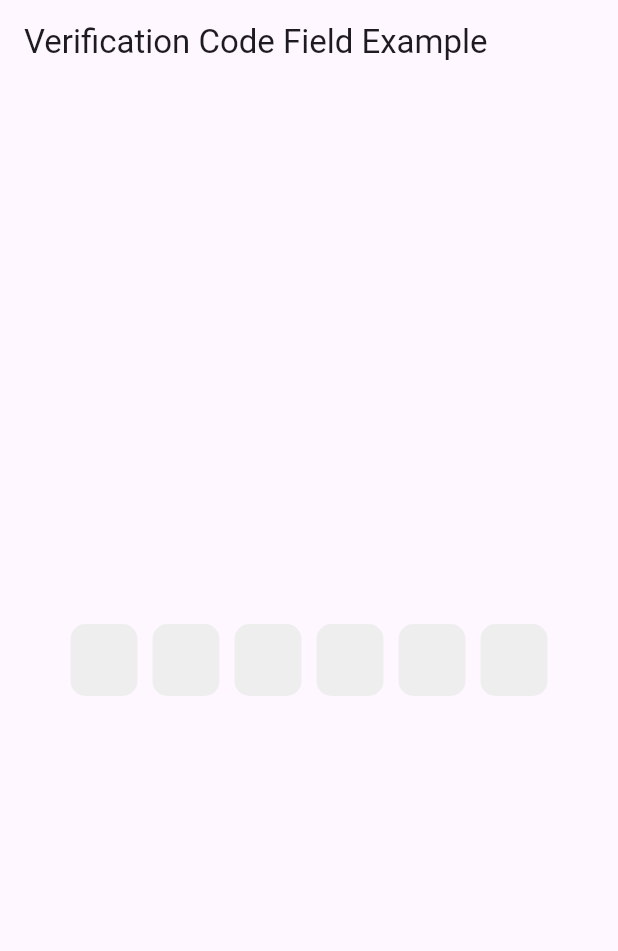
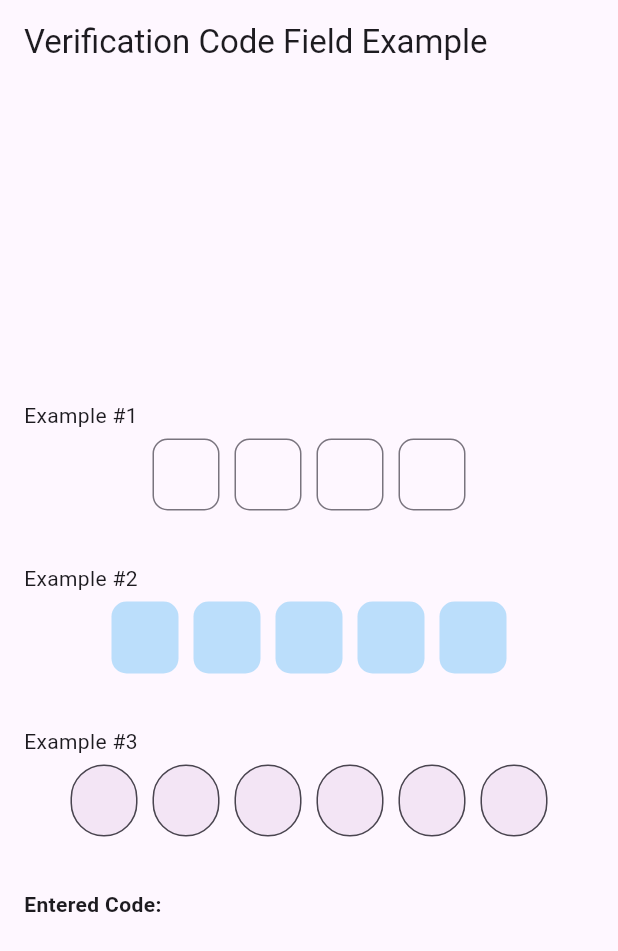
Before and after one commit to enescerrahoglu/verification_code_field, a Flutter app: the screen it shows after launch, on a phone screen of 412 x 824 dp. Shown: the top 951 px of the screen. Run offline on Flutter 3.47's test engine with Material 3 defaults, Android fonts, the phone set to English and light mode, and no system bars; our stand-ins replace google_fonts.

Commit message:
package developed

```diff
--- a/example/lib/main.dart
+++ b/example/lib/main.dart
@@ -15,15 +15,19 @@ class MyApp extends StatelessWidget {
       theme: ThemeData(
         primarySwatch: Colors.blue,
       ),
-      home: const VerificationCodeFieldExample(),
+      debugShowCheckedModeBanner: false,
+      home: VerificationCodeFieldExample(),
     );
   }
 }
 
 class VerificationCodeFieldExample extends StatelessWidget {
-  const VerificationCodeFieldExample({super.key});
+  VerificationCodeFieldExample({super.key});
+
+  final ValueNotifier<String> _enteredCode = ValueNotifier<String>('');
 
   void _handleSubmit(String code) {
+    _enteredCode.value = code;
     debugPrint('Entered Code: $code');
   }
 
@@ -33,19 +37,72 @@ class VerificationCodeFieldExample extends StatelessWidget {
       appBar: AppBar(
         title: const Text('Verification Code Field Example'),
       ),
-      body: Center(
-        child: Padding(
+      body: Padding(
         padding: const EdgeInsets.all(16.0),
+        child: Column(
+          mainAxisAlignment: MainAxisAlignment.center,
+          crossAxisAlignment: CrossAxisAlignment.stretch,
+          children: [
+            Column(
+              crossAxisAlignment: CrossAxisAlignment.start,
+              children: [
+                const Text('Example #1'),
+                Center(
+                  child: VerificationCodeField(
+                    onSubmit: _handleSubmit,
+                  ),
+                ),
+              ],
+            ),
+            const SizedBox(height: 30),
+            Column(
+              crossAxisAlignment: CrossAxisAlignment.start,
+              children: [
+                const Text('Example #2'),
+                Center(
+                  child: VerificationCodeField(
+                    codeDigit: CodeDigit.five,
+                    onSubmit: _handleSubmit,
+                    enabled: true,
+                    showCursor: true,
+                    filled: true,
+                    fillColor: Colors.blue.shade100,
+                    cursorColor: Colors.blue,
+                    border: OutlineInputBorder(borderRadius: BorderRadius.circular(10), borderSide: BorderSide.none),
+                    textStyle: const TextStyle(fontSize: 26, color: Colors.blue, fontWeight: FontWeight.bold),
+                  ),
+                ),
+              ],
+            ),
+            const SizedBox(height: 30),
+            Column(
+              crossAxisAlignment: CrossAxisAlignment.start,
+              children: [
+                const Text('Example #3'),
+                Center(
                   child: VerificationCodeField(
                     codeDigit: CodeDigit.six,
                     onSubmit: _handleSubmit,
                     enabled: true,
-            showCursor: true,
                     filled: true,
-            fillColor: Colors.grey.shade200,
-            border: OutlineInputBorder(borderRadius: BorderRadius.circular(10), borderSide: BorderSide.none),
-            textStyle: const TextStyle(fontSize: 20, color: Colors.black),
+                    fillColor: Colors.purple.shade50,
+                    defaultBorderRadius: BorderRadius.circular(100),
+                    textStyle: const TextStyle(fontSize: 20, color: Colors.purple),
                   ),
+                ),
+              ],
+            ),
+            const SizedBox(height: 30),
+            ValueListenableBuilder(
+              valueListenable: _enteredCode,
+              builder: (context, value, child) => Text(
+                'Entered Code: ${_enteredCode.value}',
+                style: const TextStyle(
+                  fontWeight: FontWeight.bold,
+                ),
+              ),
+            ),
+          ],
         ),
       ),
     );
--- a/example/pubspec.yaml
+++ b/example/pubspec.yaml
@@ -31,8 +31,7 @@ dependencies:
   flutter:
     sdk: flutter
   verification_code_field:
-    git:
-      url: https://github.com/enescerrahoglu/verification_code_field.git
+    path: ../
 
   # The following adds the Cupertino Icons font to your application.
   # Use with the CupertinoIcons class for iOS style icons.
--- a/lib/verification_code_field.dart
+++ b/lib/verification_code_field.dart
@@ -14,6 +14,7 @@ class VerificationCodeField extends StatefulWidget {
   final bool? filled;
   final Color? fillColor;
   final InputBorder? border;
+  final Color? cursorColor;
 
   const VerificationCodeField({
     super.key,
@@ -26,6 +27,7 @@ class VerificationCodeField extends StatefulWidget {
     this.filled,
     this.fillColor,
     this.border,
+    this.cursorColor,
   });
 
   @override
@@ -95,6 +97,7 @@ class _VerificationCodeFieldState extends State<VerificationCodeField> {
             child: SizedBox(
               width: (MediaQuery.of(context).size.width / 6) - 24,
               child: TextField(
+                cursorColor: widget.cursorColor,
                 enabled: widget.enabled,
                 controller: _controllers[index],
                 focusNode: _focusNodes[index],
```
Also changed, not shown: example/pubspec.lock. Lines whose indentation alone changed are shown as unchanged.
